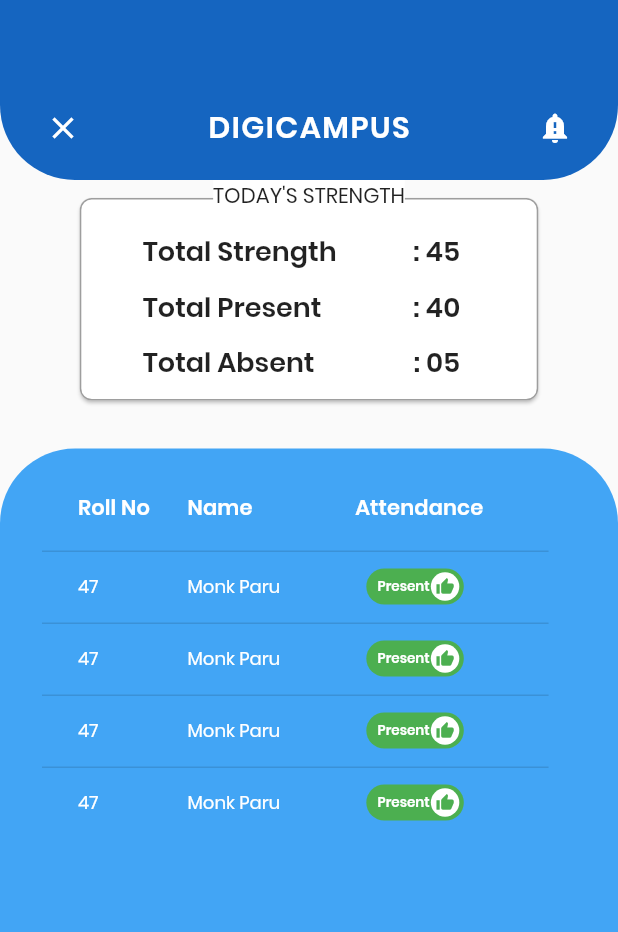
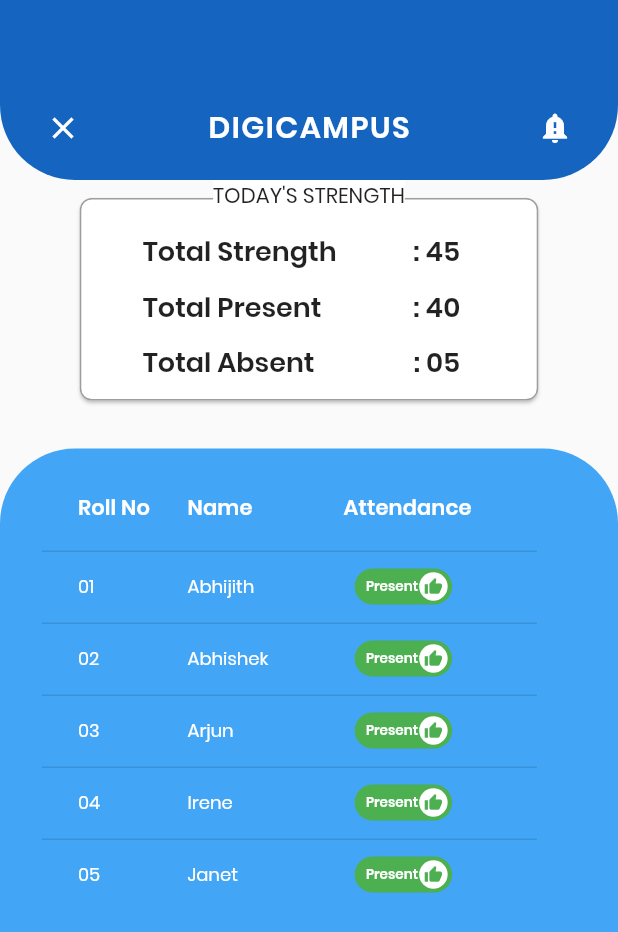
Before and after one commit to jijo0465/teacher_app, a Flutter app: the AttendanceScreen screen opened by its route, on a phone screen of 412 x 824 dp. Shown: the top 932 px of the screen. Run offline on Flutter 3.47's test engine with Material 2 defaults, Android fonts, the phone set to English and light mode, and no system bars; drawn by our look-alikes of lite_rolling_switch; our stand-ins replace flutter_rating_bar, font_awesome_flutter, shared_preferences; accounts and stored records are empty.

Commit message:
screens completed

```diff
--- a/lib/components/attendance_table.dart
+++ b/lib/components/attendance_table.dart
@@ -2,9 +2,9 @@
 import 'package:lite_rolling_switch/lite_rolling_switch.dart';
 import 'package:font_awesome_flutter/font_awesome_flutter.dart';
 
-
 class AttendanceTable extends StatefulWidget {
-  const AttendanceTable({Key key}) : super(key: key);
+  final ValueChanged<bool> onChanged;
+  const AttendanceTable({Key key, this.onChanged}) : super(key: key);
 
   @override
   _AttendanceTableState createState() => _AttendanceTableState();
@@ -15,13 +15,16 @@
   bool val2 = false;
   bool val3 = false;
   bool val4 = false;
+  bool val;
   @override
   Widget build(BuildContext context) {
     final TextStyle textStyle = TextStyle(
         fontSize: 12, fontWeight: FontWeight.w400, color: Colors.white);
     return SingleChildScrollView(
       scrollDirection: Axis.horizontal,
-      child: DataTable(columnSpacing: 25, columns: [
+      child: DataTable(
+          columnSpacing: 25,
+          columns: [
             DataColumn(
                 label: Text(
               'Roll No',
@@ -38,20 +41,28 @@
                         color: Colors.white))),
             DataColumn(
                 label: Container(
-              padding: EdgeInsets.only(left:25),
+              padding: EdgeInsets.only(left: 25),
               child: Text('Attendance',
                   style: TextStyle(
                       fontWeight: FontWeight.w600,
                       fontSize: 14,
                       color: Colors.white)),
             ))
-      ], rows: [
-        DataRow(cells: [
-          DataCell(Text('47', style: textStyle)),
-          DataCell(Text('Monk Paru', style: textStyle)),
+          ],
+          rows: names
+              .map((name) => DataRow(cells: [
+                    DataCell(
+                      Text(
+                        name.rollNo,
+                        style: textStyle,
+                      ),
+                    ),
+                    DataCell(Text(
+                      name.sname,
+                      style: textStyle,
+                    )),
                     DataCell(
                       Container(
-
                         child: Transform.scale(
                           child: LiteRollingSwitch(
                             animationDuration: Duration(milliseconds: 250),
@@ -63,83 +74,28 @@
                             colorOff: Colors.red,
                             iconOn: Icons.thumb_up,
                             iconOff: Icons.thumb_down,
-                    onChanged: (bool state) {
-                      print('turned ${(state) ? 'on' : 'off'}');
-                    },
-                  ), scale: 0.5,
+                            onChanged: widget.onChanged,
+                          ),
+                          scale: 0.5,
                         ),
                       ),
                     ),
-        ]),
-        DataRow(cells: [
-          DataCell(Text('47', style: textStyle)),
-          DataCell(Text('Monk Paru', style: textStyle)),
-          DataCell(
-              Transform.scale(
-                              child: LiteRollingSwitch(
-                                animationDuration: Duration(milliseconds: 250),
-                    value: true,
-                    textOn: 'Present',
-                    textOff: 'Absent',
-                    textSize: 18,
-                    colorOn: Colors.green,
-                    colorOff: Colors.red,
-                    iconOn: Icons.thumb_up,
-                    iconOff: Icons.thumb_down,
-                    onChanged: (bool state) {
-                      print('turned ${(state) ? 'on' : 'off'}');
-                    },
-                  ), scale: 0.5,
-              ),
-             ),
-        ]),
-        DataRow(cells: [
-          DataCell(Text('47', style: textStyle)),
-          DataCell(Text('Monk Paru', style: textStyle)),
-          DataCell(
-              Transform.scale(
-                              child: LiteRollingSwitch(
-                                animationDuration: Duration(milliseconds: 250),
-                    value: true,
-                    textOn: 'Present',
-                    textOff: 'Absent',
-                    textSize: 18,
-                    colorOn: Colors.green,
-                    colorOff: Colors.red,
-                    iconOn: Icons.thumb_up,
-                    iconOff: Icons.thumb_down,
-                    onChanged: (bool state) {
-                      print('turned ${(state) ? 'on' : 'off'}');
-                    },
-                  ), scale: 0.5,
-              ),
-              ),
-        ]),
-        DataRow(
-          cells: [
-          DataCell(Text('47', style: textStyle)),
-          DataCell(Text('Monk Paru', style: textStyle)),
-          DataCell(
-              Transform.scale(
-                              child: LiteRollingSwitch(
-                                animationDuration: Duration(milliseconds: 250),
-                    value: true,
-                    textOn: 'Present',
-                    textOff: 'Absent',
-                    textSize: 18,
-                    colorOn: Colors.green,
-                    colorOff: Colors.red,
-                    iconOn: Icons.thumb_up,
-                    iconOff: Icons.thumb_down,
-                    onChanged: (bool state) {
-                      print('turned ${(state) ? 'on' : 'off'}');
-                    },
-                  ), scale: 0.5,
-
-              ),
-              ),
-        ]),
-      ]),
+                  ]))
+              .toList()),
     );
   }
 }
+
+class Name {
+  String rollNo;
+  String sname;
+  Name({this.rollNo, this.sname});
+}
+
+var names = <Name>[
+  Name(rollNo: '01', sname: 'Abhijith'),
+  Name(rollNo: '02', sname: 'Abhishek'),
+  Name(rollNo: '03', sname: 'Arjun'),
+  Name(rollNo: '04', sname: 'Irene'),
+  Name(rollNo: '05', sname: 'Janet'),
+];
--- a/lib/screens/attendance_screen.dart
+++ b/lib/screens/attendance_screen.dart
@@ -25,24 +25,26 @@
                 AttendanceCard(),
                 SizedBox(height: 20),
                 Container(
-                  width: MediaQuery.of(context).size.width,
-                  height:MediaQuery.of(context).size.height,
-                  decoration: BoxDecoration(
-                    color: Colors.blue[400],
-                      borderRadius: BorderRadius.only(
-                          topLeft: Radius.circular(50),
-                          topRight: Radius.circular(50))
-                  ),
-
+                    width: MediaQuery.of(context).size.width,
+                    height: MediaQuery.of(context).size.height,
+                    decoration: BoxDecoration(
+                        color: Colors.blue[400],
+                        borderRadius: BorderRadius.only(
+                            topLeft: Radius.circular(50),
+                            topRight: Radius.circular(50))),
                     padding: EdgeInsets.all(12),
                     child: Padding(
-                      padding: const EdgeInsets.only(left:16),
-                      child: AttendanceTable(),
+                      padding: const EdgeInsets.only(left: 16),
+                      child: AttendanceTable(
+                        onChanged: (bool state){
+                           print('turned ${(state) ? 'on' : 'off'}');
+                        },
+                      ),
                     )),
                 Padding(
-                  padding: const EdgeInsets.only(bottom: 12,),
+                  padding:
+                      const EdgeInsets.only(bottom: 12, left: 120, right: 100),
                   child: Row(
-                    mainAxisAlignment: MainAxisAlignment.spaceEvenly,
                     children: <Widget>[
                       RaisedButton(
                           shape: RoundedRectangleBorder(
@@ -50,17 +52,18 @@
                           color: Colors.blue[800],
                           onPressed: () {},
                           child: Text(
-                            'History',
+                            'Update',
                             style: TextStyle(fontSize: 16, color: Colors.white),
                           )),
-                      RaisedButton(
-                        shape: RoundedRectangleBorder(
-                            borderRadius: new BorderRadius.circular(10.0)),
-                        color: Colors.blue[800],
-                        onPressed: () {},
-                        child: Text('Update',
-                            style: TextStyle(fontSize: 16, color: Colors.white)),
-                      )
+                      Container(
+                          child: IconButton(
+                              icon: Icon(
+                                Icons.history,
+                                color: Colors.black,
+                              ),
+                              onPressed: (){
+                                Navigator.of(context).pushNamed('/attendance_history');
+                              }))
                     ],
                   ),
                 ),
--- a/lib/screens/update_test_paper.dart
+++ b/lib/screens/update_test_paper.dart
@@ -29,10 +29,13 @@
                   return SizeTransition(
                     child: TestPaper(
                       onPressed: () {
+                       if(index!=0)
+                       {
                         _listKey.currentState.removeItem(index,
                             (context, animation) {
                           return Container();
                         });
+                      }
                       },
                     ),
                     sizeFactor: animation,
--- a/pubspec.yaml
+++ b/pubspec.yaml
@@ -34,8 +34,7 @@
   font_awesome_flutter: ^8.8.1
   flutter_datetime_picker: ^1.3.5
   intl: ^0.16.1
-
-
+  table_calendar: ^2.2.3
 
 
 dev_dependencies:
```
Also changed, not shown: lib/components/date_picker.dart (+17 -25 lines), lib/components/test_paper_card.dart (+9 -1 lines), lib/main.dart (+5 -5 lines), lib/screens/attendance_history.dart (added, +75 -0 lines), lib/screens/classroom_screen.dart (added, +279 -0 lines), lib/screens/home_screen.dart (+10 -0 lines), lib/screens/leave_request_screen.dart (+13 -2 lines), lib/screens/remark_screen.dart (+25 -19 lines), lib/screens/reward_screen.dart (+18 -8 lines), pubspec.lock. Lines whose indentation alone changed are shown as unchanged.
